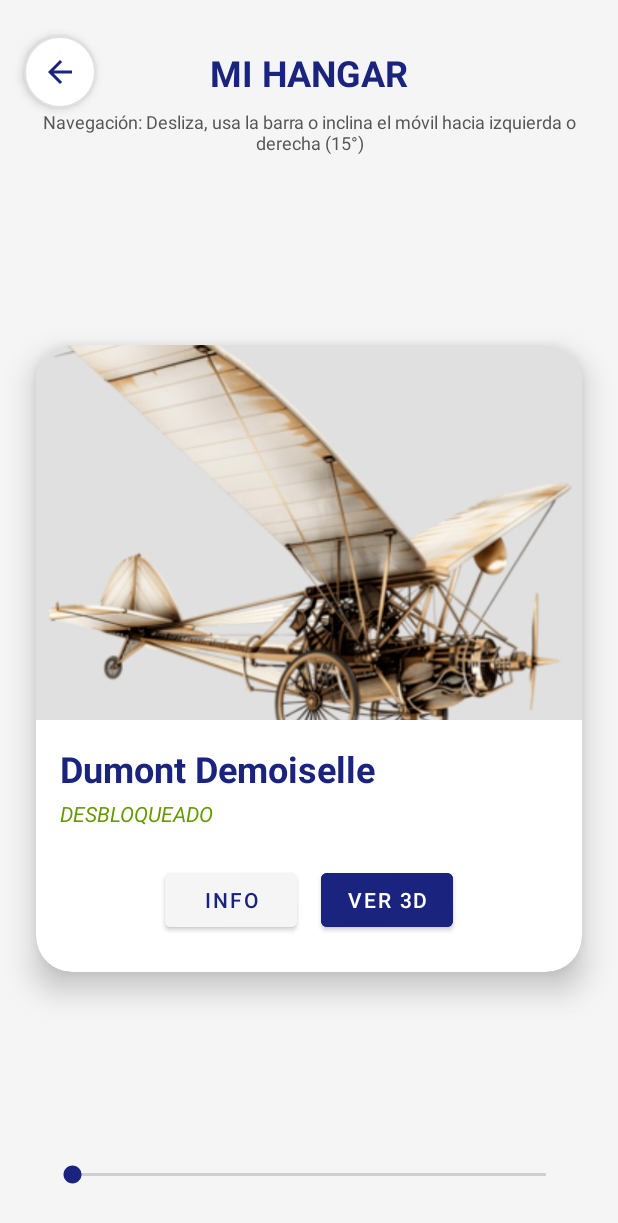
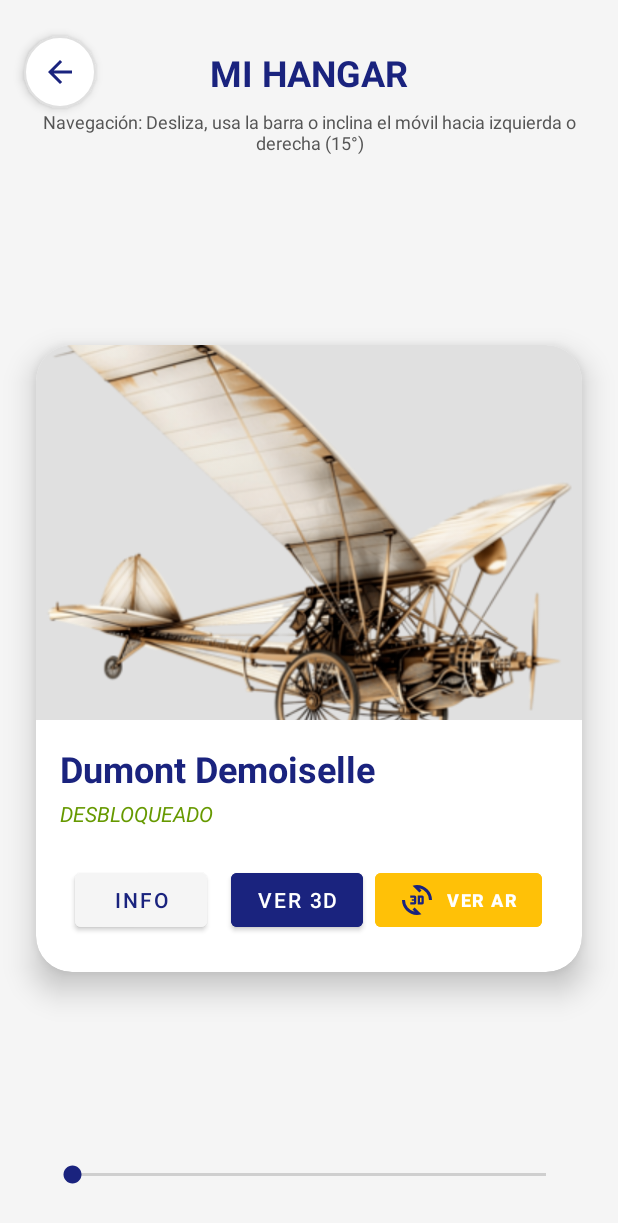
Before and after one commit to yusufcoletti/MuseoMovil, an Android app: the CatalogoActivity screen opened directly, with no data from a screen before it, on a phone screen of 412 x 824 dp. Shown: the top 1223 px of the screen. Run offline under Robolectric (Android 15) with nearby library versions, the phone set to English and light mode, and no system bars.

Commit message:
Añadido boton AR en el catalogo

```diff
--- a/app/src/main/java/com/example/museomovil/AvionAdapter.kt
+++ b/app/src/main/java/com/example/museomovil/AvionAdapter.kt
@@ -24,6 +24,8 @@ class AvionAdapter(private val listaAviones: List<Avion>, private val context: C
         val layoutBotones: LinearLayout = view.findViewById(R.id.layoutBotones)
         val btn3D: Button = view.findViewById(R.id.btnVer3D)
         val btnInfo: Button = view.findViewById(R.id.btnInfo)
+
+        val btnVerAR: Button = itemView.findViewById(R.id.btnVerAR)
     }
 
     override fun onCreateViewHolder(parent: ViewGroup, viewType: Int): AvionViewHolder {
@@ -54,6 +56,19 @@ class AvionAdapter(private val listaAviones: List<Avion>, private val context: C
                 val intent = Intent(context, Vista3DActivity::class.java)
                 // Aquí podrías pasar datos extra si quisieras cargar modelos distintos
                 context.startActivity(intent)
+            }
+
+            // --- LÓGICA BOTÓN AR (NUEVO) ---
+            holder.btnVerAR.setOnClickListener {
+                // Creamos el Intent para ir a la actividad de Realidad Aumentada
+                // Asegúrate de que tu actividad se llame 'ArActivity' o 'AugmentedRealityActivity'
+                val intent = Intent(holder.itemView.context, ArActivity::class.java)
+
+                // Le pasamos el nombre o ID del avión para que sepa cuál mostrar
+                intent.putExtra("NOMBRE_AVION", avion.nombre)
+
+                // Iniciamos la actividad
+                holder.itemView.context.startActivity(intent)
             }
 
             // Acción del botón INFO -> Abrir Bottom Sheet
--- a/app/src/main/res/layout/item_avion.xml
+++ b/app/src/main/res/layout/item_avion.xml
@@ -109,6 +109,20 @@
                     android:text="VER 3D"
                     android:backgroundTint="@color/aviation_navy"
                     android:textColor="@color/white"/>
+
+                <Button
+                    android:id="@+id/btnVerAR"
+                    android:layout_width="wrap_content"
+                    android:layout_height="wrap_content"
+                    android:text="VER AR"
+                    android:textSize="12sp"
+                    android:textStyle="bold"
+                    android:textColor="@color/white"
+                    android:backgroundTint="@color/accent_gold"
+                    android:layout_marginStart="8dp"
+                    app:icon="@drawable/ic_view_3d"
+                    app:iconTint="@color/aviation_navy"
+                    style="@style/Widget.MaterialComponents.Button.UnelevatedButton"/>
             </LinearLayout>
 
         </androidx.constraintlayout.widget.ConstraintLayout>
```
